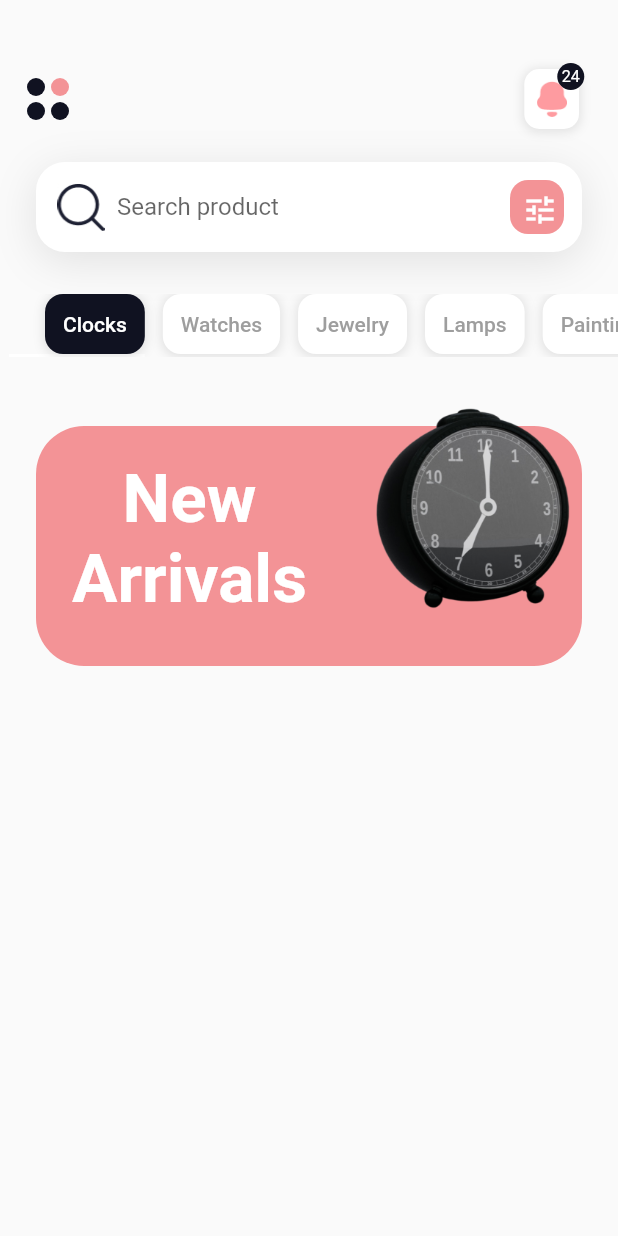
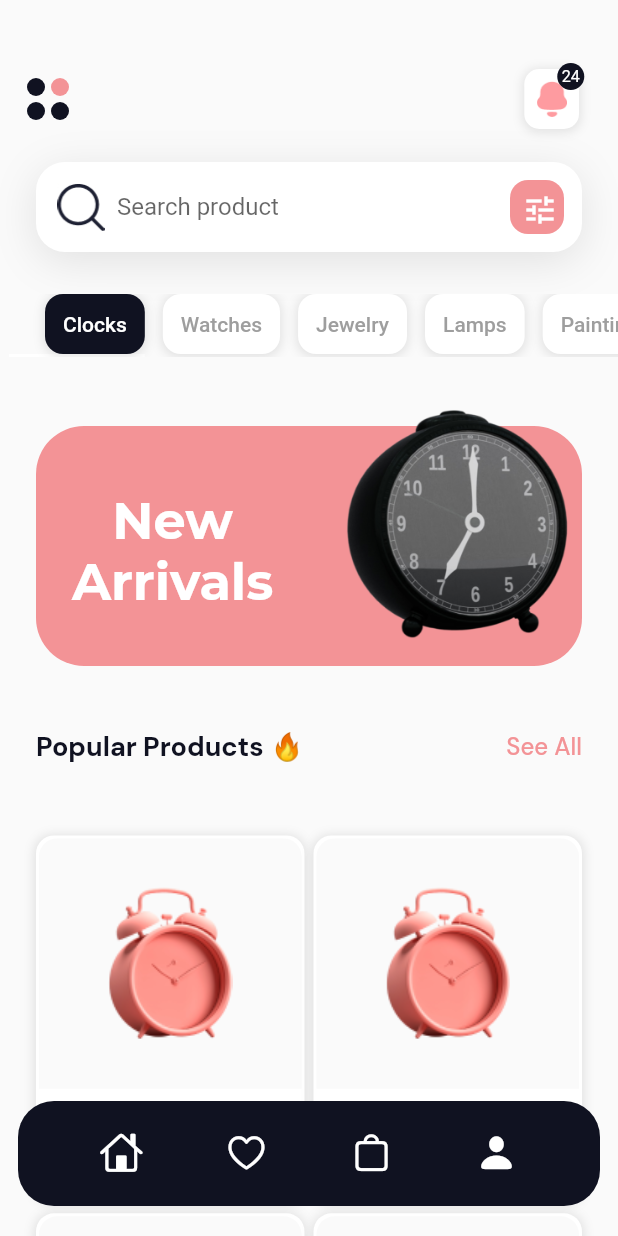
Before and after one commit to maheshmnj/flutter_ui_challenge, a Flutter app: the screen it shows after launch, on a phone screen of 412 x 824 dp. Run offline on Flutter 3.47's test engine with Material 2 defaults, Android fonts, the phone set to English and light mode, and no system bars; our stand-ins replace google_fonts.

Commit message:
prepare basic navigation

```diff
--- a/lib/constants/colors.dart
+++ b/lib/constants/colors.dart
@@ -2,3 +2,4 @@ import 'package:flutter/material.dart';
 
 const Color pink = Color(0xffF39396);
 const Color black = Color(0xff101221);
+const Color clockGrey = Color(0XFFFAFAFA);
--- a/lib/constants/const.dart
+++ b/lib/constants/const.dart
@@ -11,8 +11,11 @@ BoxShadow shadowLight = BoxShadow(
     blurRadius: 5,
     spreadRadius: 1,
     offset: const Offset(0, 1));
+
 BoxShadow searchShadow = BoxShadow(
     color: Colors.black.withOpacity(0.1),
     blurRadius: size_ex_lg_24,
     spreadRadius: 0,
     offset: const Offset(0, 6));
+
+BorderRadius defaultRadius = BorderRadius.circular(circle_radius);
--- a/lib/main.dart
+++ b/lib/main.dart
@@ -1,7 +1,9 @@
 import 'package:flutter/material.dart';
-import 'package:flutter_ui_challenge/pages/homepage.dart';
+import 'package:flutter_ui_challenge/pages/navigation/home.dart';
+import 'package:google_fonts/google_fonts.dart';
 
 import 'constants/constants.dart';
+import 'pages/home_main.dart';
 
 void main() {
   runApp(const MyApp());
@@ -15,12 +17,20 @@ class MyApp extends StatelessWidget {
     return MaterialApp(
       title: 'Flutter Demo',
       theme: ThemeData(
-        iconTheme: const IconThemeData(color: black, size: size_ex_lg_24 * 1.2),
-        inputDecorationTheme: const InputDecorationTheme(iconColor: black),
-        colorScheme: Theme.of(context).colorScheme.copyWith(
-              primary: pink,
-            ),
-      ),
+          iconTheme:
+              const IconThemeData(color: black, size: size_ex_lg_24 * 1.2),
+          inputDecorationTheme: const InputDecorationTheme(iconColor: black),
+          colorScheme: Theme.of(context).colorScheme.copyWith(
+                primary: pink,
+              ),
+          textTheme: TextTheme(
+            headline2: GoogleFonts.montserrat(
+                fontSize: 34, fontWeight: FontWeight.bold, color: Colors.white),
+            headline4: GoogleFonts.dmSans(
+                fontSize: 18, fontWeight: FontWeight.bold, color: black),
+            headline5: GoogleFonts.dmSans(
+                fontSize: 16, fontWeight: FontWeight.w500, color: pink),
+          )),
       home: const MyHomePage(),
     );
   }
--- /dev/null
+++ b/lib/pages/home_main.dart
@@ -0,0 +1,138 @@
+import 'package:flutter/cupertino.dart';
+import 'package:flutter/material.dart';
+import 'package:flutter_ui_challenge/constants/constants.dart';
+import 'package:flutter_ui_challenge/pages/navigation/home.dart';
+
+class MyHomePage extends StatefulWidget {
+  const MyHomePage({Key? key}) : super(key: key);
+
+  @override
+  MyHomePageState createState() => MyHomePageState();
+}
+
+class MyHomePageState extends State<MyHomePage> {
+  int index = 0;
+  @override
+  Widget build(BuildContext context) {
+    List<BottomNavBarItem> _items = const [
+      BottomNavBarItem(
+        child: Icon(CupertinoIcons.home, color: Colors.white),
+      ),
+      BottomNavBarItem(
+        child: Icon(CupertinoIcons.heart, color: Colors.white),
+      ),
+      BottomNavBarItem(
+        child: Icon(CupertinoIcons.bag, color: Colors.white),
+      ),
+      BottomNavBarItem(
+        child: Icon(CupertinoIcons.person_fill, color: Colors.white),
+      ),
+    ];
+    return Material(
+        child: Stack(
+      children: [
+        IndexedStack(
+          index: index,
+          children: [
+            Home(),
+            Container(
+              alignment: Alignment.center,
+              color: Colors.accents[index],
+              child: const Text('Favourate'),
+            ),
+            Container(
+              alignment: Alignment.center,
+              color: Colors.accents[index],
+              child: const Text('Explore'),
+            ),
+            Container(
+              alignment: Alignment.center,
+              color: Colors.accents[index],
+              child: const Text('Profile'),
+            ),
+          ],
+        ),
+        Positioned(
+          bottom: 20,
+          left: 0,
+          right: 0,
+          child: KBottomNavigation(
+              hasLabel: false,
+              onChange: (x) {
+                setState(() {
+                  index = x;
+                });
+              },
+              children: _items),
+        )
+      ],
+    ));
+  }
+}
+
+class KBottomNavigation extends StatefulWidget {
+  final List<BottomNavBarItem> children;
+  final Function(int)? onChange;
+  final bool hasLabel;
+  final Color backgroundColor;
+
+  const KBottomNavigation(
+      {Key? key,
+      required this.children,
+      this.onChange,
+      this.hasLabel = false,
+      this.backgroundColor = black})
+      : super(key: key);
+
+  @override
+  _KBottomNavigationState createState() => _KBottomNavigationState();
+}
+
+class _KBottomNavigationState extends State<KBottomNavigation> {
+  @override
+  Widget build(BuildContext context) {
+    return Container(
+      margin: const EdgeInsets.symmetric(horizontal: 12),
+      height: 70,
+      decoration: BoxDecoration(
+          borderRadius: defaultRadius * 2, color: widget.backgroundColor),
+      child: Row(mainAxisAlignment: MainAxisAlignment.spaceEvenly, children: [
+        for (int i = 0; i < widget.children.length; i++)
+          GestureDetector(
+            onTap: () {
+              widget.onChange?.call(i);
+            },
+            child: Container(
+              child: widget.children[i].child,
+            ),
+          )
+      ]),
+    );
+  }
+}
+
+class BottomNavBarItem extends StatelessWidget {
+  final String? label;
+  final Widget child;
+  final bool isSelected;
+
+  const BottomNavBarItem(
+      {Key? key, this.label, required this.child, this.isSelected = false})
+      : super(key: key);
+
+  @override
+  Widget build(BuildContext context) {
+    return Column(
+      children: [
+        child,
+        if (label != null)
+          Text(
+            label!,
+            style: Theme.of(context).textTheme.bodyText1!.copyWith(
+                  color: isSelected ? Colors.white : Colors.white,
+                ),
+          ),
+      ],
+    );
+  }
+}
--- a/lib/pages/homepage.dart
+++ b/lib/pages/navigation/home.dart
@@ -1,18 +1,20 @@
 import 'package:flutter/material.dart';
 import 'package:flutter_ui_challenge/constants/constants.dart';
 import 'package:flutter_ui_challenge/widgets/appbar.dart';
+import 'package:flutter_ui_challenge/widgets/gridtile.dart';
+import 'package:flutter_ui_challenge/widgets/new_header.dart';
 import 'package:flutter_ui_challenge/widgets/search.dart';
 import 'package:flutter_ui_challenge/widgets/tabbar.dart';
 import 'package:flutter_ui_challenge/widgets/widgets.dart';
 
-class MyHomePage extends StatefulWidget {
-  const MyHomePage({Key? key}) : super(key: key);
+class Home extends StatefulWidget {
+  const Home({Key? key}) : super(key: key);
 
   @override
-  State<MyHomePage> createState() => _MyHomePageState();
+  State<Home> createState() => _HomeState();
 }
 
-class _MyHomePageState extends State<MyHomePage> {
+class _HomeState extends State<Home> {
   late String selected;
   @override
   void initState() {
@@ -23,8 +25,8 @@ class _MyHomePageState extends State<MyHomePage> {
   Widget build(BuildContext context) {
     return GestureDetector(
       onTap: () => FocusScope.of(context).unfocus(),
-      child: Scaffold(
-          body: SingleChildScrollView(
+      child: Material(
+          child: SingleChildScrollView(
         child: Column(
           children: [
             const SizedBox(
@@ -81,62 +83,50 @@ class _MyHomePageState extends State<MyHomePage> {
                 },
               ),
             ),
-            NewArrivals(
+            NewArrivalsHeader(
               onTap: () {
                 print('new arrivals');
               },
-            )
+            ),
+            Padding(
+              padding: const EdgeInsets.all(size_ex_lg_24),
+              child: Row(
+                mainAxisAlignment: MainAxisAlignment.spaceBetween,
+                children: [
+                  Text(
+                    'Popular Products 🔥',
+                    style: Theme.of(context).textTheme.headline4,
+                  ),
+                  Text(
+                    'See All',
+                    style: Theme.of(context)
+                        .textTheme
+                        .headline5!
+                        .copyWith(color: pink),
+                  )
+                ],
+              ),
+            ),
+            GridView.builder(
+                shrinkWrap: true,
+                itemCount: 6,
+                physics: const NeverScrollableScrollPhysics(),
+                padding: const EdgeInsets.symmetric(
+                    horizontal: size_ex_lg_24, vertical: size_ex_lg_24),
+                gridDelegate: const SliverGridDelegateWithFixedCrossAxisCount(
+                    childAspectRatio: 160 / 218,
+                    crossAxisCount: 2,
+                    mainAxisSpacing: 8,
+                    crossAxisSpacing: 6),
+                itemBuilder: (_, index) {
+                  return const KGridTile(
+                      image: '$assetsPath/clock_dark_pink.png',
+                      title: 'Clock title',
+                      price: 250);
+                })
           ],
         ),
       )),
     );
   }
 }
-
-class NewArrivals extends StatefulWidget {
-  final Function? onTap;
-  const NewArrivals({Key? key, this.onTap}) : super(key: key);
-
-  @override
-  _NewArrivalsState createState() => _NewArrivalsState();
-}
-
-class _NewArrivalsState extends State<NewArrivals> {
-  @override
-  Widget build(BuildContext context) {
-    return GestureDetector(
-        onTap: () => widget.onTap!.call(),
-        child: Stack(
-          children: [
-            Padding(
-              padding: const EdgeInsets.symmetric(
-                vertical: size_md_6 * 3,
-              ),
-              child: Container(
-                height: 160,
-                margin: const EdgeInsets.symmetric(horizontal: size_ex_lg_24),
-                decoration: BoxDecoration(
-                  color: pink,
-                  borderRadius: BorderRadius.circular(size_sm_4 * 8),
-                ),
-              ),
-            ),
-            Positioned(
-              top: 40,
-              left: size_ex_lg_24 * 2,
-              child: Text('New\nArrivals',
-                  textAlign: TextAlign.center,
-                  style: Theme.of(context).textTheme.headline3!.copyWith(
-                      fontWeight: FontWeight.bold, color: Colors.white)),
-            ),
-            Positioned(
-                top: 0,
-                right: size_md_6 * 4,
-                child: Image.asset(
-                  '$assetsPath/clock_dark.png',
-                  height: 140,
-                ))
-          ],
-        ));
-  }
-}
--- /dev/null
+++ b/lib/widgets/gridtile.dart
@@ -0,0 +1,92 @@
+import 'package:flutter/material.dart';
+import 'package:flutter_ui_challenge/constants/colors.dart';
+import 'package:flutter_ui_challenge/constants/const.dart';
+
+class KGridTile extends StatelessWidget {
+  const KGridTile(
+      {Key? key,
+      required this.image,
+      required this.title,
+      required this.price,
+      this.onTap,
+      this.onAddToCart})
+      : super(key: key);
+
+  final String image;
+  final String title;
+  final int price;
+  final Function? onTap;
+  final Function(String)? onAddToCart;
+
+  @override
+  Widget build(BuildContext context) {
+    return Container(
+      decoration: BoxDecoration(
+          boxShadow: [shadowLight],
+          color: Colors.white,
+          borderRadius: defaultRadius),
+      child: Column(
+        crossAxisAlignment: CrossAxisAlignment.start,
+        children: [
+          Expanded(
+            child: Container(
+              alignment: Alignment.center,
+              margin: const EdgeInsets.all(2),
+              child: Image.asset(image),
+              decoration: BoxDecoration(
+                borderRadius: defaultRadius.copyWith(
+                  bottomLeft: Radius.zero,
+                  bottomRight: Radius.zero,
+                ),
+                color: clockGrey,
+              ),
+            ),
+          ),
+          Row(
+            mainAxisAlignment: MainAxisAlignment.spaceBetween,
+            children: [
+              Column(
+                crossAxisAlignment: CrossAxisAlignment.start,
+                children: [
+                  Padding(
+                    padding: const EdgeInsets.symmetric(
+                        horizontal: 10, vertical: 12),
+                    child: Text(
+                      title,
+                      style: Theme.of(context)
+                          .textTheme
+                          .headline4!
+                          .copyWith(fontSize: 14),
+                    ),
+                  ),
+                  Padding(
+                    padding: const EdgeInsets.symmetric(
+                          horizontal: 10,
+                        ) +
+                        EdgeInsets.only(bottom: 10),
+                    child: Text(
+                      '\$$price',
+                      style: Theme.of(context).textTheme.headline5,
+                    ),
+                  )
+                ],
+              ),
+              Container(
+                width: 34,
+                height: 34,
+                decoration: BoxDecoration(
+                    color: Colors.black,
+                    borderRadius: BorderRadius.circular(6)),
+                margin: const EdgeInsets.all(8),
+                child: const Icon(
+                  Icons.add,
+                  color: Colors.white,
+                ),
+              )
+            ],
+          )
+        ],
+      ),
+    );
+  }
+}
--- /dev/null
+++ b/lib/widgets/new_header.dart
@@ -0,0 +1,49 @@
+import 'package:flutter/material.dart';
+import 'package:flutter_ui_challenge/constants/constants.dart';
+
+class NewArrivalsHeader extends StatefulWidget {
+  final Function? onTap;
+  const NewArrivalsHeader({Key? key, this.onTap}) : super(key: key);
+
+  @override
+  _NewArrivalsHeaderState createState() => _NewArrivalsHeaderState();
+}
+
+class _NewArrivalsHeaderState extends State<NewArrivalsHeader> {
+  @override
+  Widget build(BuildContext context) {
+    return GestureDetector(
+        onTap: () => widget.onTap!.call(),
+        child: Stack(
+          children: [
+            Padding(
+              padding: const EdgeInsets.symmetric(
+                vertical: size_md_6 * 3,
+              ),
+              child: Container(
+                height: 160,
+                margin: const EdgeInsets.symmetric(horizontal: size_ex_lg_24),
+                decoration: BoxDecoration(
+                  color: pink,
+                  borderRadius: BorderRadius.circular(size_sm_4 * 8),
+                ),
+              ),
+            ),
+            Positioned(
+              top: 60,
+              left: size_ex_lg_24 * 2,
+              child: Text('New\nArrivals',
+                  textAlign: TextAlign.center,
+                  style: Theme.of(context).textTheme.headline2),
+            ),
+            Positioned(
+                top: 0,
+                right: size_md_6 * 4,
+                child: Image.asset(
+                  '$assetsPath/clock_dark.png',
+                  height: 160,
+                ))
+          ],
+        ));
+  }
+}
--- a/lib/widgets/widgets.dart
+++ b/lib/widgets/widgets.dart
@@ -56,9 +56,17 @@ class KIcon extends StatelessWidget {
   final Widget icon;
   final String? label;
   final Color labelColor;
+  final Color color;
   final Function? onTap;
+  final double? size;
+
   const KIcon(this.icon,
-      {Key? key, this.label, this.onTap, this.labelColor = black})
+      {Key? key,
+      this.label,
+      this.onTap,
+      this.size,
+      this.labelColor = black,
+      this.color = Colors.white})
       : super(key: key);
 
   @override
@@ -70,11 +78,12 @@ class KIcon extends StatelessWidget {
           Padding(
             padding: const EdgeInsets.all(8.0),
             child: Container(
+              height: size,
+              width: size,
+              alignment: Alignment.center,
               decoration: BoxDecoration(
-                  color: Colors.white,
-                  boxShadow: [
-                    shadowLight
-                  ],
+                  color: color,
+                  boxShadow: [shadowLight],
                   borderRadius: BorderRadius.circular(size_sm_4 * 2.5)),
               padding: const EdgeInsets.all(size_sm_4 * 2),
               child: icon,
--- a/pubspec.yaml
+++ b/pubspec.yaml
@@ -34,6 +34,7 @@ dependencies:
   # The following adds the Cupertino Icons font to your application.
   # Use with the CupertinoIcons class for iOS style icons.
   cupertino_icons: ^1.0.2
+  google_fonts: ^2.3.1
 
 dev_dependencies:
   flutter_test:
```
Also changed, not shown: lib/pages/navigation/explore.dart (added), lib/pages/navigation/favourate.dart (added), lib/pages/navigation/profile.dart (added), pubspec.lock, 10 other files.
